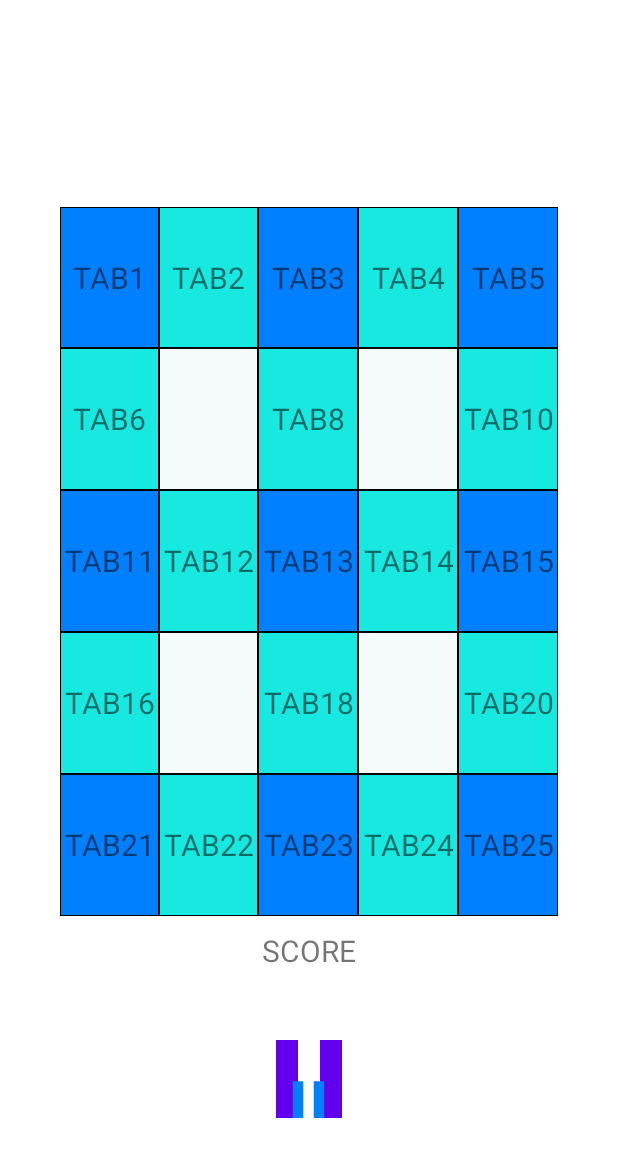
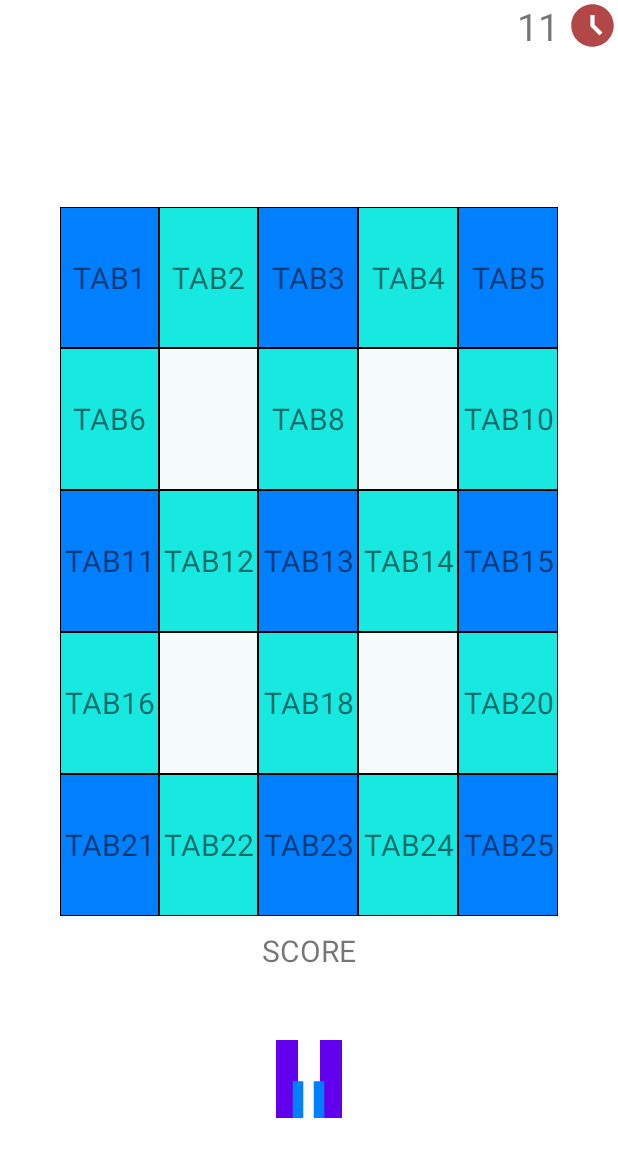
Before and after one commit to sirNugg3ts/TP_AMOV_2022, an Android app: the layout activity_game_table.xml on its own in the app's theme, with its tools: preview values and no code run, on a phone screen of 412 x 824 dp. Shown: the top 1157 px of the screen. Run offline under Robolectric (Android 15) with nearby library versions, the phone set to English and light mode, and no system bars.

Commit message:
Time counter , final score and some thread thing

```diff
--- a/BigMath/app/src/main/java/pt/isec/a21280348/bigmath/GameTable.kt
+++ b/BigMath/app/src/main/java/pt/isec/a21280348/bigmath/GameTable.kt
@@ -118,6 +118,10 @@ class GameTable @JvmOverloads constructor(
 
     override fun onSizeChanged(w: Int, h: Int, oldw: Int, oldh: Int) {
         super.onSizeChanged(w, h, oldw, oldh)
+    }
+
+    public fun getFinalScore() : Int{
+        return score
     }
 
     fun nextLevel(){
--- /dev/null
+++ b/BigMath/app/src/main/res/drawable/ic_counter_24.xml
@@ -0,0 +1,5 @@
+<vector android:alpha="0.92" android:height="34dp"
+    android:tint="#AA3636" android:viewportHeight="24"
+    android:viewportWidth="24" android:width="34dp" xmlns:android="http://schemas.android.com/apk/res/android">
+    <path android:fillColor="@android:color/white" android:pathData="M11.99,2C6.47,2 2,6.48 2,12s4.47,10 9.99,10C17.52,22 22,17.52 22,12S17.52,2 11.99,2zM15.29,16.71L11,12.41V7h2v4.59l3.71,3.71L15.29,16.71z"/>
+</vector>
--- a/BigMath/app/src/main/res/layout/activity_game_table.xml
+++ b/BigMath/app/src/main/res/layout/activity_game_table.xml
@@ -1,5 +1,10 @@
 <?xml version="1.0" encoding="utf-8"?>
-<LinearLayout xmlns:android="http://schemas.android.com/apk/res/android"
+<RelativeLayout xmlns:android="http://schemas.android.com/apk/res/android"
+    android:layout_width="match_parent"
+    android:layout_height="match_parent"
+    android:orientation="vertical">
+
+    <LinearLayout xmlns:android="http://schemas.android.com/apk/res/android"
     xmlns:tools="http://schemas.android.com/tools"
     xmlns:app="http://schemas.android.com/apk/res-auto"
     android:layout_width="match_parent"
@@ -364,7 +369,8 @@
         android:id="@+id/tvScore">
     </TextView>
 
-    <Button android:layout_width="wrap_content" android:layout_height="wrap_content"
+    <Button android:layout_width="wrap_content"
+        android:layout_height="wrap_content"
         android:layout_gravity="center"
         android:textColor="@color/operator_cell"
         android:background="@drawable/pause_button"
@@ -372,3 +378,25 @@
         android:id="@+id/btnPause">
     </Button>
 </LinearLayout>
+
+
+
+    <ImageView
+        android:layout_width="wrap_content"
+        android:layout_height="wrap_content"
+        android:src="@drawable/ic_counter_24"
+        android:id="@+id/timeLabel"
+        android:layout_centerHorizontal="true"
+        android:layout_alignParentRight="true"
+        android:layout_marginLeft="5dp"/>
+
+    <TextView
+        android:layout_width="wrap_content"
+        android:layout_height="wrap_content"
+        android:textSize="25sp"
+        android:text="11"
+        android:id="@+id/timeCounter"
+        android:layout_toStartOf="@id/timeLabel"
+        />
+
+</RelativeLayout>
--- a/BigMath/app/src/main/res/values/strings.xml
+++ b/BigMath/app/src/main/res/values/strings.xml
@@ -17,4 +17,5 @@
     <string name="author2">Leonardo Sousa</string>
     <string name="author1">Diogo Pascoal</string>
     <string name="authors">Authors</string>
+    <string name="time">Time</string>
 </resources>
```
Also changed, not shown: BigMath/app/src/main/AndroidManifest.xml (+11 -7 lines), BigMath/app/src/main/java/pt/isec/a21280348/bigmath/GameTableActivity.kt (+44 -4 lines), BigMath/app/src/main/java/pt/isec/a21280348/bigmath/ScoreboardActivity.kt (added, +16 -0 lines), BigMath/app/src/main/java/pt/isec/a21280348/bigmath/utils/TimeCounter.kt (added, +39 -0 lines), BigMath/app/src/main/res/layout/activity_scoreboard.xml (added, +24 -0 lines), 1 other file.
